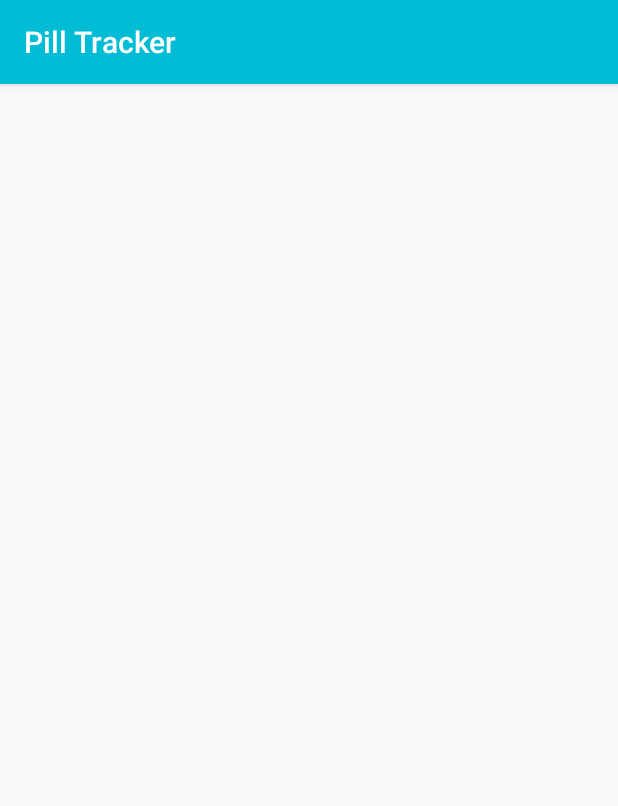
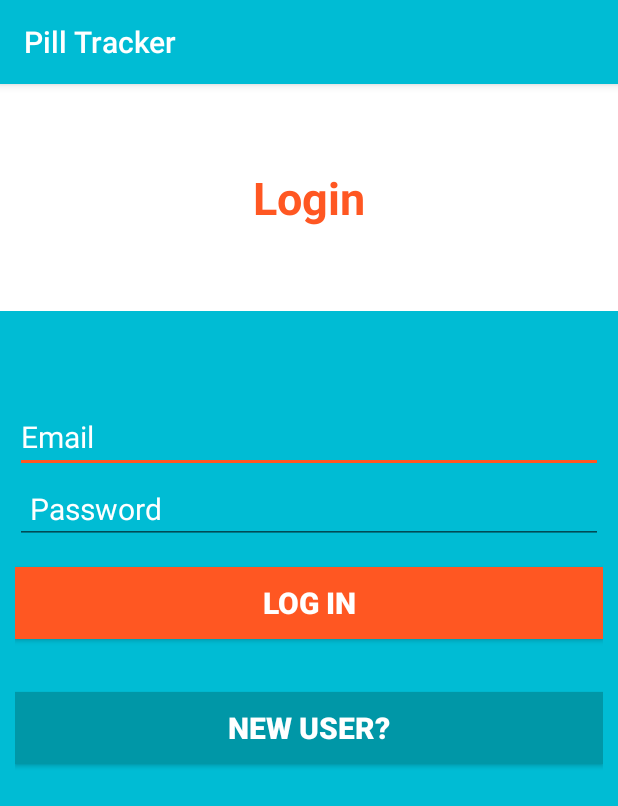
Before and after one commit to arolling/Android-Pill-Tracker, an Android app: the LoginActivity screen opened directly, with no data from a screen before it, on a phone screen of 412 x 824 dp. Shown: the top 806 px of the screen. Run offline under Robolectric (Android 15) with nearby library versions, the light colour scheme and no system bars.

Commit message:
create layout for login with modifications to new user layout

```diff
--- a/app/src/main/AndroidManifest.xml
+++ b/app/src/main/AndroidManifest.xml
@@ -38,7 +38,7 @@
                 android:name="android.support.PARENT_ACTIVITY"
                 android:value=".ui.PrescriptionListActivity" />
         </activity>
-        <activity android:name=".ui.LoginActiviy"></activity>
+        <activity android:name=".ui.LoginActivity"></activity>
     </application>
 
 </manifest>
--- a/app/src/main/java/com/epicodus/pilltracker/ui/LoginActiviy.java
+++ b/app/src/main/java/com/epicodus/pilltracker/ui/LoginActivity.java
@@ -5,11 +5,11 @@ import android.os.Bundle;
 
 import com.epicodus.pilltracker.R;
 
-public class LoginActiviy extends AppCompatActivity {
+public class LoginActivity extends AppCompatActivity {
 
     @Override
     protected void onCreate(Bundle savedInstanceState) {
         super.onCreate(savedInstanceState);
-        setContentView(R.layout.activity_login_activiy);
+        setContentView(R.layout.activity_login);
     }
 }
--- /dev/null
+++ b/app/src/main/res/layout/activity_login.xml
@@ -0,0 +1,85 @@
+<?xml version="1.0" encoding="utf-8"?>
+<RelativeLayout xmlns:android="http://schemas.android.com/apk/res/android"
+    xmlns:tools="http://schemas.android.com/tools"
+    android:layout_width="match_parent"
+    android:layout_height="match_parent"
+    tools:context=".ui.LoginActivity">
+
+    <TextView
+        android:layout_width="match_parent"
+        android:layout_height="wrap_content"
+        android:text="Login"
+        android:id="@+id/textView4"
+        android:textStyle="bold"
+        android:textSize="30sp"
+        android:textColor="@color/colorAccent"
+        android:gravity="center"
+        android:layout_alignParentLeft="true"
+        android:layout_alignParentStart="true"
+        android:layout_alignParentTop="true"
+        android:paddingTop="55dp"
+        android:paddingBottom="55dp"
+        android:background="@color/colorIcons"/>
+
+    <LinearLayout
+        android:orientation="vertical"
+        android:layout_width="match_parent"
+        android:layout_height="wrap_content"
+        android:background="@color/colorPrimary"
+        android:paddingLeft="10dp"
+        android:paddingTop="30dp"
+        android:paddingRight="10dp"
+        android:paddingBottom="50dp"
+        android:layout_alignParentLeft="true"
+        android:layout_alignParentStart="true"
+        android:layout_alignParentBottom="true"
+        android:layout_below="@+id/textView4">
+
+        <EditText
+            android:id="@+id/emailEditText"
+            android:layout_width="match_parent"
+            android:layout_height="wrap_content"
+            android:inputType="textEmailAddress"
+            android:hint="Email"
+            android:textColorHint="@color/colorIcons"
+            android:layout_marginTop="30dp"
+            android:textSize="20sp"/>
+
+        <EditText
+            android:id="@+id/passwordEditText"
+            android:layout_width="match_parent"
+            android:layout_height="wrap_content"
+            android:inputType="textPassword"
+            android:padding="10dp"
+            android:hint="Password"
+            android:textColorHint="@color/colorIcons"
+            android:textSize="20sp"/>
+
+        <Button
+            android:id="@+id/passwordLoginButton"
+            android:layout_width="match_parent"
+            android:layout_height="wrap_content"
+            android:padding="10dp"
+            android:text="Log in"
+            android:background="@color/colorAccent"
+            android:layout_marginTop="15dp"
+            android:textStyle="bold"
+            android:textSize="20sp"
+            android:textColor="@color/colorIcons" />
+
+
+        <Button
+            android:layout_width="match_parent"
+            android:layout_height="wrap_content"
+            android:text="New User?"
+            android:id="@+id/newUserButton"
+            android:layout_marginTop="35dp"
+            android:textColor="@color/colorIcons"
+            android:background="@color/colorPrimaryDark"
+            android:textStyle="bold"
+            android:textSize="20sp"
+            android:padding="10dp" />
+
+    </LinearLayout>
+
+</RelativeLayout>
--- a/app/src/main/res/layout/activity_login_activiy.xml
+++ /dev/null
@@ -1,12 +0,0 @@
-<?xml version="1.0" encoding="utf-8"?>
-<RelativeLayout xmlns:android="http://schemas.android.com/apk/res/android"
-    xmlns:tools="http://schemas.android.com/tools"
-    android:layout_width="match_parent"
-    android:layout_height="match_parent"
-    android:paddingBottom="@dimen/activity_vertical_margin"
-    android:paddingLeft="@dimen/activity_horizontal_margin"
-    android:paddingRight="@dimen/activity_horizontal_margin"
-    android:paddingTop="@dimen/activity_vertical_margin"
-    tools:context="com.epicodus.pilltracker.ui.LoginActiviy">
-
-</RelativeLayout>
--- a/build.gradle
+++ b/build.gradle
@@ -5,7 +5,7 @@ buildscript {
         jcenter()
     }
     dependencies {
-        classpath 'com.android.tools.build:gradle:2.0.0'
+        classpath 'com.android.tools.build:gradle:2.1.0'
         classpath 'com.neenbedankt.gradle.plugins:android-apt:1.8'
 
         // NOTE: Do not place your application dependencies here; they belong
```
Also changed, not shown: app/src/main/java/com/epicodus/pilltracker/models/User.java (added, +48 -0 lines), app/src/main/java/com/epicodus/pilltracker/ui/NewUserActivity.java (+10 -10 lines), app/src/main/res/layout/activity_new_user.xml (+54 -19 lines).
